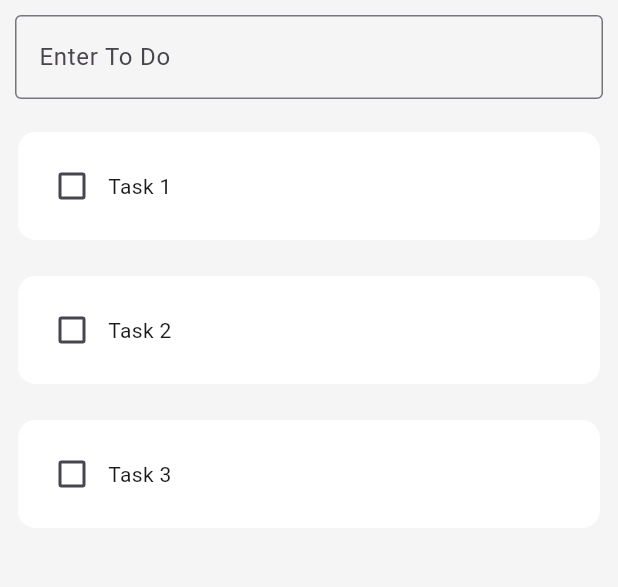
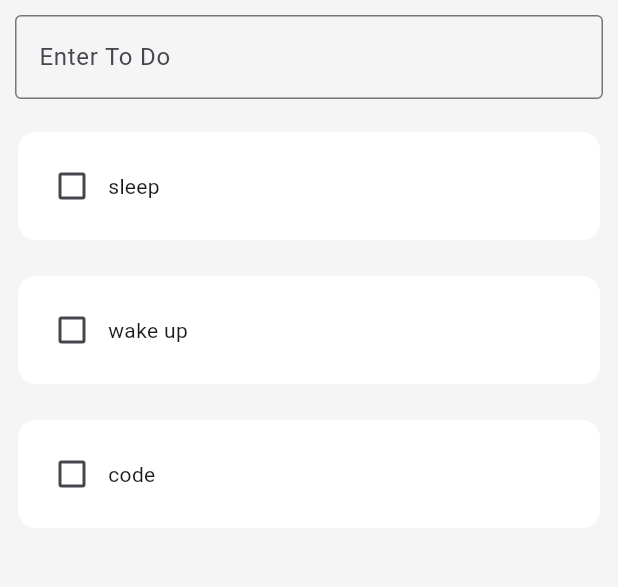
Before and after one commit to mtuan8820/flutter_todo_list, a Flutter app: the screen it shows after launch, on a phone screen of 412 x 824 dp, the part 84-671 px from its top. Run offline on Flutter 3.47's test engine with Material 3 defaults, Android fonts, the phone set to English and light mode, and no system bars.

Commit message:
change static todo_list to dynamic

```diff
--- a/lib/components/todo/todo_list.dart
+++ b/lib/components/todo/todo_list.dart
@@ -1,32 +1,40 @@
 import 'package:flutter/material.dart';
 import 'package:todo_list/components/todo/todo_task.dart';
 
-class ToDoList extends StatelessWidget {
-  ToDoList({
-    super.key,
-  });
+class ToDoList extends StatefulWidget {
+  const ToDoList({super.key});
+
+  @override
+  State<ToDoList> createState() => _ToDoListState();
+}
+
+class _ToDoListState extends State<ToDoList> {
+  List toDoList = [
+    [
+      "sleep",
+      false,
+    ],
+    [
+      "wake up",
+      false,
+    ],
+    [
+      "code",
+      false,
+    ],
+  ];
 
   @override
   Widget build(BuildContext context) {
-      return ListView(
-        children: <Widget>[
-          ToDoTask(
-            taskTitle: 'Task 1',
-            isChecked: false,
-            checkTaskHandler: (p0) => {},
-          ),
-          ToDoTask(
-            taskTitle: 'Task 2',
-            isChecked: false,
-            checkTaskHandler: (p0) => {},
-          ),
-          ToDoTask(
-            taskTitle: 'Task 3',
-            isChecked: false,
-            checkTaskHandler: (p0) => {},
-          ),
-
-        ],
-      );
+    return ListView.builder(
+      itemCount: toDoList.length,
+      itemBuilder: (context, index) {
+        return ToDoTask(
+          taskTitle: toDoList[index][0],
+          isChecked: toDoList[index][1],
+          checkTaskHandler: (p0){},
+        );
+      },
+    );
   }
 }
--- a/lib/views/home/home_view.dart
+++ b/lib/views/home/home_view.dart
@@ -10,12 +10,6 @@ class HomeView extends StatefulWidget {
 }
 
 class _HomeViewState extends State<HomeView> {
-
-  List toDoList = [
-    ["sleep",false,],
-    ["wake up",false,],
-    ["code",false,],
-  ];
 
   @override
   Widget build(BuildContext context) {
```
